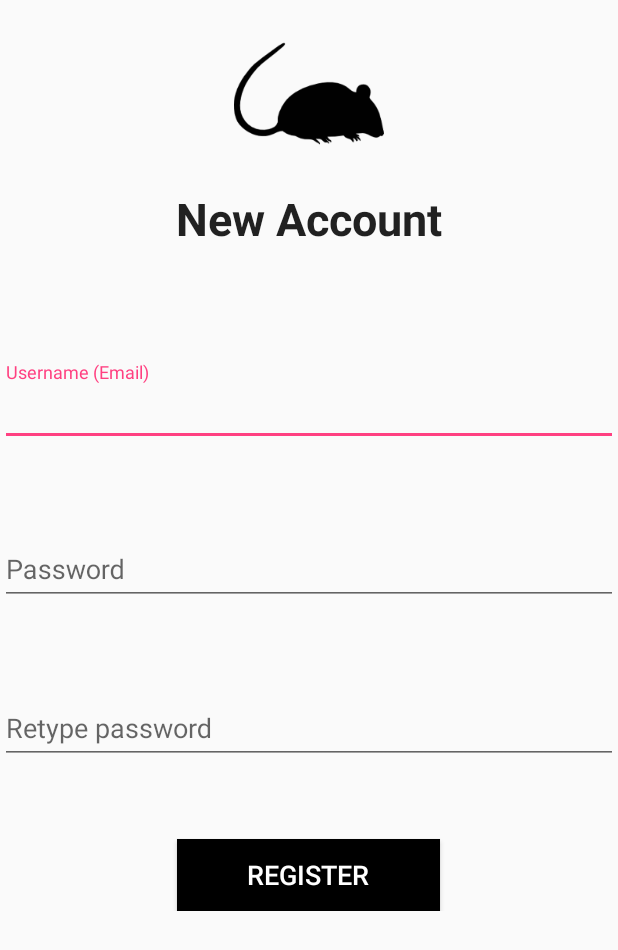
After one commit to Vraka/RatFinder, an Android app: the ChangeEmailActivity screen opened directly, with no data from a screen before it, on a phone screen of 412 x 824 dp. The commit adds this screen. Shown: the top 950 px of the screen. Run offline under Robolectric (Android 15) with nearby library versions, the phone set to English and light mode, and no system bars.

Commit message:
Next push

```diff
--- a/M4/app/build.gradle
+++ b/M4/app/build.gradle
@@ -60,4 +60,7 @@ dependencies {
 
 
 
+
+
+
 apply plugin: 'com.google.gms.google-services'
--- a/M4/app/src/main/AndroidManifest.xml
+++ b/M4/app/src/main/AndroidManifest.xml
@@ -54,8 +54,9 @@
         <activity
             android:name=".MapsActivity"
             android:label="@string/title_activity_maps" />
-        <activity android:name=".FilterByDateActivity"
-            android:theme="@style/AppTheme"/>
+        <activity
+            android:name=".FilterByDateActivity"
+            android:theme="@style/AppTheme" />
         <activity android:name=".MarkerInfoActivity" />
         <activity android:name=".SettingsActivity" />
         <activity android:name=".RegisterAdminActivity" />
@@ -63,7 +64,10 @@
             android:name=".StatsActivity"
             android:label="@string/title_activity_stats"
             android:theme="@style/AppTheme_NoActionBar" />
-        <activity android:name=".UserControlActivity"></activity>
+        <activity android:name=".UserControlActivity" />
+        <activity android:name=".ChangeEmailActivity" />
+        <activity android:name=".ChangePassActivity" />
+        <activity android:name=".UsernameActivity"></activity>
     </application>
 
 </manifest>
--- /dev/null
+++ b/M4/app/src/main/java/com/smokegod/cs2340/m3/ChangeEmailActivity.java
@@ -0,0 +1,13 @@
+package com.smokegod.cs2340.m3;
+
+import android.support.v7.app.AppCompatActivity;
+import android.os.Bundle;
+
+public class ChangeEmailActivity extends AppCompatActivity {
+
+    @Override
+    protected void onCreate(Bundle savedInstanceState) {
+        super.onCreate(savedInstanceState);
+        setContentView(R.layout.activity_change_email);
+    }
+}
--- /dev/null
+++ b/M4/app/src/main/java/com/smokegod/cs2340/m3/ChangePassActivity.java
@@ -0,0 +1,13 @@
+package com.smokegod.cs2340.m3;
+
+import android.support.v7.app.AppCompatActivity;
+import android.os.Bundle;
+
+public class ChangePassActivity extends AppCompatActivity {
+
+    @Override
+    protected void onCreate(Bundle savedInstanceState) {
+        super.onCreate(savedInstanceState);
+        setContentView(R.layout.activity_change_pass);
+    }
+}
--- a/M4/app/src/main/java/com/smokegod/cs2340/m3/MapsActivity.java
+++ b/M4/app/src/main/java/com/smokegod/cs2340/m3/MapsActivity.java
@@ -27,6 +27,7 @@ import com.google.android.gms.maps.model.MarkerOptions;
 
 import java.io.InputStream;
 import java.util.ArrayList;
+import java.util.HashMap;
 
 public class MapsActivity extends AppCompatActivity implements OnMapReadyCallback,
                                                                 NavigationView.OnNavigationItemSelectedListener {
@@ -158,7 +159,18 @@ public class MapsActivity extends AppCompatActivity implements OnMapReadyCallbac
             }
 
         });
+
+        HashMap map1 = HTTPPostReq.countBorough();
+        HashMap map2 = HTTPPostReq.countLocationType();
+        for (Object key : map1.keySet()) {
+            Log.d("Stats", key + ": " + map1.get(key));
+        }
+
+        for (Object key : map2.keySet()) {
+            Log.d("Stats", key + ": " + map1.get(key));
+        }
     }
+
 
     public void attemptLogout(View v) {
 //        FirebaseAuth.getInstance().signOut();
--- /dev/null
+++ b/M4/app/src/main/java/com/smokegod/cs2340/m3/UsernameActivity.java
@@ -0,0 +1,13 @@
+package com.smokegod.cs2340.m3;
+
+import android.support.v7.app.AppCompatActivity;
+import android.os.Bundle;
+
+public class UsernameActivity extends AppCompatActivity {
+
+    @Override
+    protected void onCreate(Bundle savedInstanceState) {
+        super.onCreate(savedInstanceState);
+        setContentView(R.layout.activity_username);
+    }
+}
--- /dev/null
+++ b/M4/app/src/main/res/layout/activity_change_email.xml
@@ -0,0 +1,96 @@
+<?xml version="1.0" encoding="utf-8"?>
+<ScrollView xmlns:android="http://schemas.android.com/apk/res/android"
+    xmlns:app="http://schemas.android.com/apk/res-auto"
+    xmlns:tools="http://schemas.android.com/tools"
+    android:layout_width="match_parent"
+    android:layout_height="match_parent"
+    tools:context="com.smokegod.cs2340.m3.RegisterActivity">
+
+    <LinearLayout
+        android:layout_width="match_parent"
+        android:layout_height="match_parent"
+        android:orientation="vertical">
+        <RelativeLayout
+            android:layout_width="match_parent"
+            android:layout_height="wrap_content">
+            <ImageView
+                android:layout_width="100dp"
+                android:layout_height="100dp"
+                android:layout_centerInParent="true"
+                android:layout_marginTop="25dp"
+                android:src="@drawable/rat_logo" />
+        </RelativeLayout>
+
+        <RelativeLayout
+            android:layout_width="match_parent"
+            android:layout_height="wrap_content">
+
+            <TextView
+                android:textSize="30dp"
+                android:layout_width="wrap_content"
+                android:layout_height="wrap_content"
+                android:layout_centerHorizontal="true"
+                android:text="New Account"
+                android:textAppearance="@style/Base.TextAppearance.AppCompat.Headline"
+                android:textStyle="bold"
+                app:layout_constraintBottom_toBottomOf="parent"
+                app:layout_constraintLeft_toLeftOf="parent"
+                app:layout_constraintRight_toRightOf="parent"
+                app:layout_constraintTop_toTopOf="parent" />
+        </RelativeLayout>
+
+        <android.support.design.widget.TextInputLayout
+            android:layout_marginTop="75dp"
+            android:layout_width="match_parent"
+            android:layout_height="wrap_content">
+            <android.support.design.widget.TextInputEditText
+                android:id="@+id/usernameEditTextRegister"
+                android:hint="Username (Email)"
+                android:layout_width="match_parent"
+                android:layout_height="wrap_content" />
+        </android.support.design.widget.TextInputLayout>
+
+        <android.support.design.widget.TextInputLayout
+            android:layout_marginTop="50dp"
+            android:layout_width="match_parent"
+            android:layout_height="wrap_content">
+
+            <android.support.design.widget.TextInputEditText
+                android:id="@+id/passwordEditTextRegister"
+                android:layout_width="match_parent"
+                android:layout_height="wrap_content"
+                android:hint="Password"
+                android:inputType="textPassword" />
+        </android.support.design.widget.TextInputLayout>
+
+        <android.support.design.widget.TextInputLayout
+            android:layout_marginTop="50dp"
+            android:layout_width="match_parent"
+            android:layout_height="wrap_content">
+
+            <android.support.design.widget.TextInputEditText
+                android:id="@+id/password2EditTextRegister"
+                android:layout_width="match_parent"
+                android:layout_height="wrap_content"
+                android:hint="Retype password"
+                android:inputType="textPassword" />
+        </android.support.design.widget.TextInputLayout>
+
+        <RelativeLayout
+            android:layout_width="match_parent"
+            android:layout_height="wrap_content">
+            <Button
+                android:id="@+id/registerButtonRegister"
+                android:layout_marginTop="50dp"
+                android:layout_centerHorizontal="true"
+                android:layout_width="175dp"
+                android:layout_height="wrap_content"
+                android:textColor="@color/colorPrimary"
+                android:background="@color/colorPrimaryDark"
+                android:textSize="18sp"
+                android:onClick="checkPassword"
+                android:text="Register" />
+        </RelativeLayout>
+    </LinearLayout>
+
+</ScrollView>
--- /dev/null
+++ b/M4/app/src/main/res/layout/activity_change_pass.xml
@@ -0,0 +1,9 @@
+<?xml version="1.0" encoding="utf-8"?>
+<android.support.constraint.ConstraintLayout xmlns:android="http://schemas.android.com/apk/res/android"
+    xmlns:app="http://schemas.android.com/apk/res-auto"
+    xmlns:tools="http://schemas.android.com/tools"
+    android:layout_width="match_parent"
+    android:layout_height="match_parent"
+    tools:context="com.smokegod.cs2340.m3.ChangePassActivity">
+
+</android.support.constraint.ConstraintLayout>
--- /dev/null
+++ b/M4/app/src/main/res/layout/activity_username.xml
@@ -0,0 +1,9 @@
+<?xml version="1.0" encoding="utf-8"?>
+<android.support.constraint.ConstraintLayout xmlns:android="http://schemas.android.com/apk/res/android"
+    xmlns:app="http://schemas.android.com/apk/res-auto"
+    xmlns:tools="http://schemas.android.com/tools"
+    android:layout_width="match_parent"
+    android:layout_height="match_parent"
+    tools:context="com.smokegod.cs2340.m3.UsernameActivity">
+
+</android.support.constraint.ConstraintLayout>
```
